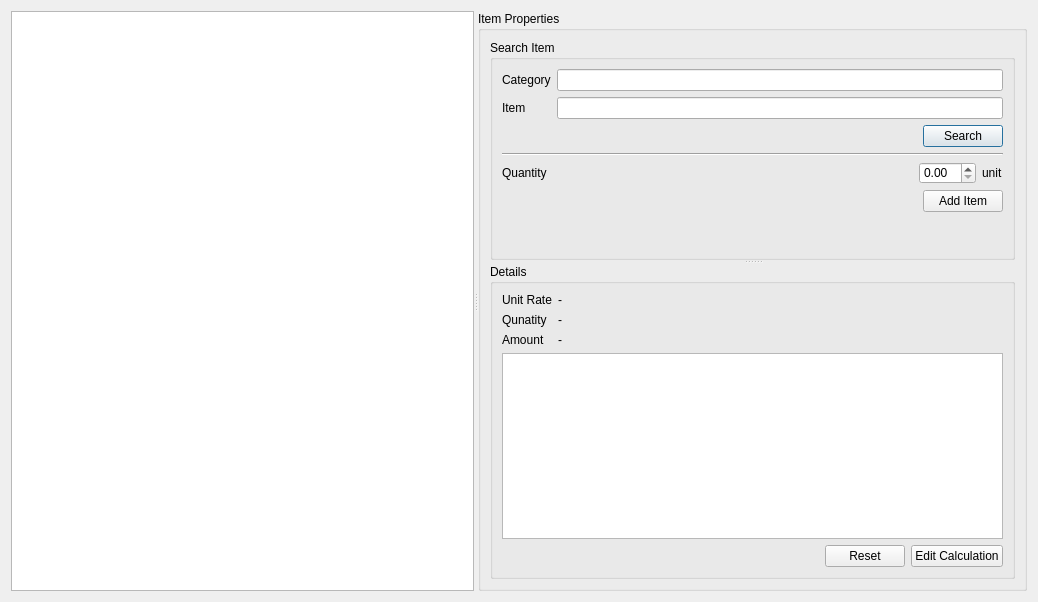
The window that core/worksheetwidget.ui (Asitha/Estima) describes before a commit, drawn with Qt 5.
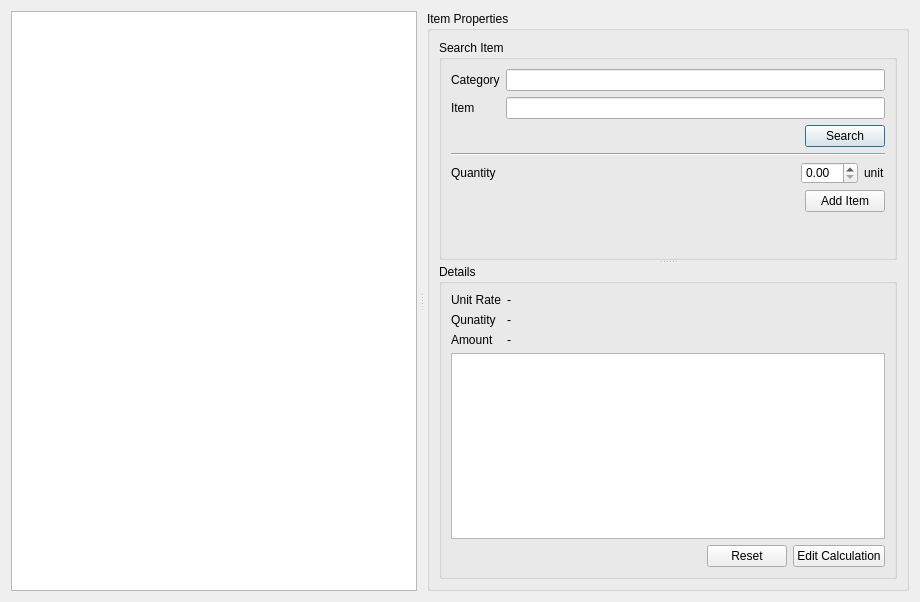
The same window after the commit.

Diff of the .ui file:
```diff
--- a/core/worksheetwidget.ui
+++ b/core/worksheetwidget.ui
@@ -6,7 +6,7 @@
    <rect>
     <x>0</x>
     <y>0</y>
-    <width>1038</width>
+    <width>920</width>
     <height>602</height>
    </rect>
   </property>
@@ -16,9 +16,18 @@
   <layout class="QVBoxLayout" name="verticalLayout_4">
    <item>
     <widget class="QSplitter" name="splitter">
+     <property name="sizePolicy">
+      <sizepolicy hsizetype="Expanding" vsizetype="Preferred">
+       <horstretch>0</horstretch>
+       <verstretch>0</verstretch>
+      </sizepolicy>
+     </property>
      <property name="orientation">
       <enum>Qt::Horizontal</enum>
      </property>
+     <property name="handleWidth">
+      <number>10</number>
+     </property>
      <widget class="QTableView" name="tableView">
       <property name="enabled">
        <bool>true</bool>
```
Left out of the diff: 6 changed lines with no effect on the pictures.
